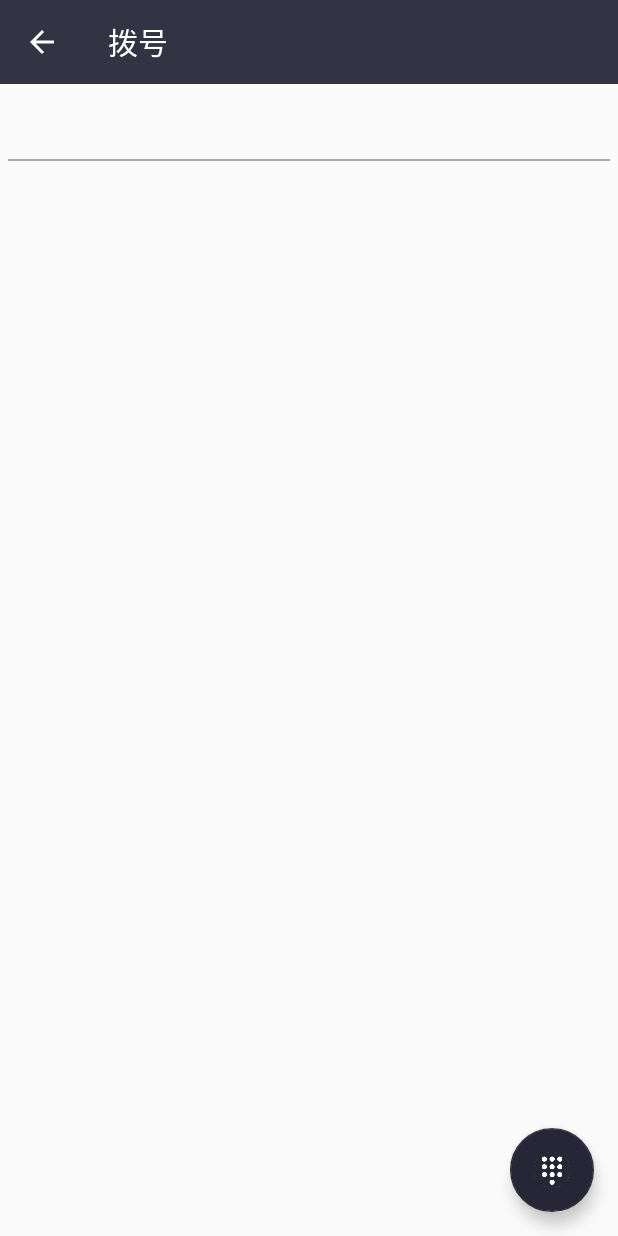
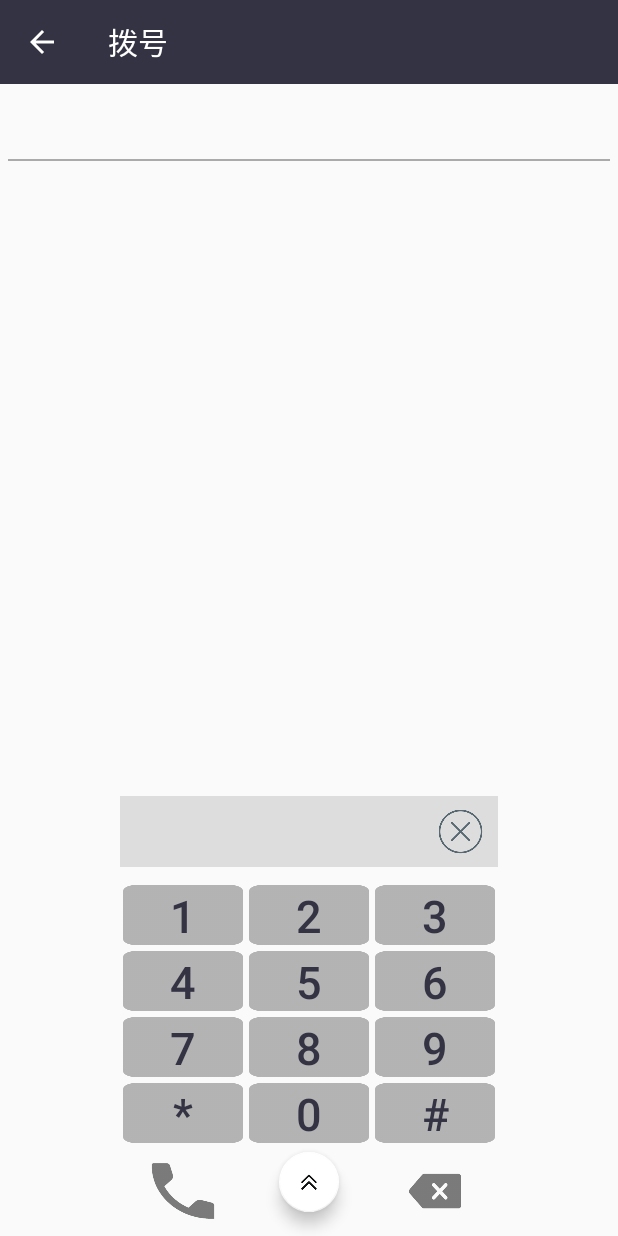
Before and after one commit to LinesAlex/Address-Book, an Android app: the DialPage screen opened directly, with no data from a screen before it, after a tap on an icon or button, on a phone screen of 412 x 824 dp. Run offline under Robolectric (Android 15) with nearby library versions, the phone set to English and light mode, and no system bars; libraries missing offline, so code that uses them is left out: org.litepal.crud; 5 statements that could not run were skipped.

Commit message:
添加控件切换动画。

```diff
--- a/app/src/main/java/com/wentao/messagemanagement/Activity/DialPage.java
+++ b/app/src/main/java/com/wentao/messagemanagement/Activity/DialPage.java
@@ -21,12 +21,14 @@ import android.text.Spannable;
 import android.util.Log;
 import android.view.MenuItem;
 import android.view.View;
+import android.view.animation.AnimationUtils;
 import android.view.inputmethod.InputMethodManager;
 import android.widget.Button;
 import android.widget.EditText;
 import android.widget.LinearLayout;
 
 import com.wentao.messagemanagement.Adapter.DialContactsAdapter;
+import com.wentao.messagemanagement.Animation.AnimationUtil;
 import com.wentao.messagemanagement.R;
 import com.wentao.messagemanagement.db.output.CallInfo;
 import com.wentao.messagemanagement.db.output.DialInfo;
@@ -35,6 +37,8 @@ import com.wentao.messagemanagement.tool.DataHandler;
 import java.util.ArrayList;
 import java.util.LinkedList;
 import java.util.List;
+import java.util.Timer;
+import java.util.TimerTask;
 
 /**
  * Created by Administrator on 2017/11/27.
@@ -165,10 +169,14 @@ public class DialPage extends AppCompatActivity {
                 case R.id.pack_up:{
                     dial_page.setVisibility(View.GONE);
                     btn_show.setVisibility(View.VISIBLE);
+                    dial_page.setAnimation(AnimationUtil.moveToViewBottom());
+                    btn_show.setAnimation(AnimationUtil.moveToViewLocation());
                 } break;
                 case R.id.fbtn_show_dial:{
                     btn_show.setVisibility(View.GONE);
                     dial_page.setVisibility(View.VISIBLE);
+                    btn_show.setAnimation(AnimationUtil.moveToViewBottom());
+                    dial_page.setAnimation(AnimationUtil.moveToViewLocation());
                 }break;
                 case R.id.delete:{
                     if (phone.getText().length() > 0 && index > 0){
--- a/app/src/main/java/com/wentao/messagemanagement/Activity/MessagePage.java
+++ b/app/src/main/java/com/wentao/messagemanagement/Activity/MessagePage.java
@@ -20,6 +20,8 @@ import com.wentao.messagemanagement.tool.DataHandler;
 import com.wentao.messagemanagement.tool.ContactsHandler;
 import com.wentao.messagemanagement.tool.TimeTool;
 
+import java.util.Objects;
+
 /**
  * Created by Administrator on 2017/11/10.
  */
@@ -40,7 +42,7 @@ public class MessagePage extends AppCompatActivity{
         final String phone;
         final String name;
         final String id = intent.getStringExtra("id");
-        if (id == "" || id == null){
+        if (Objects.equals(id, "") || id == null){
             phone = intent.getStringExtra("phone");
             name = phone;
         } else {
@@ -49,6 +51,7 @@ public class MessagePage extends AppCompatActivity{
         }
 
         ListView lv_message_page = (ListView) findViewById(R.id.lv_message_page);
+        lv_message_page.setDivider(null);
         lv_message_page.setTranscriptMode(ListView.TRANSCRIPT_MODE_ALWAYS_SCROLL);
         et_enter_message = (EditText) findViewById(R.id.et_enter_message);
         Toolbar toolbar = (Toolbar) findViewById(R.id.tb_title_message);
--- a/app/src/main/java/com/wentao/messagemanagement/Adapter/AllMessageInfoAdapter.java
+++ b/app/src/main/java/com/wentao/messagemanagement/Adapter/AllMessageInfoAdapter.java
@@ -24,7 +24,7 @@ import java.util.List;
 public class AllMessageInfoAdapter extends RecyclerView.Adapter<AllMessageInfoAdapter.ViewHolder>{
     private List<MessageInfo> mMessageInfos = new LinkedList<>();
     private List<Integer> gonePositions = new ArrayList<>();
-    View view;
+    private View view;
 
     public AllMessageInfoAdapter(List<MessageInfo> infos) {
         mMessageInfos.addAll(infos);
--- /dev/null
+++ b/app/src/main/java/com/wentao/messagemanagement/Animation/AnimationUtil.java
@@ -0,0 +1,38 @@
+package com.wentao.messagemanagement.Animation;
+
+import android.view.animation.Animation;
+import android.view.animation.TranslateAnimation;
+
+/**
+ * Created by Administrator on 2017/11/30.
+ */
+
+public class AnimationUtil {
+    private static final String TAG = AnimationUtil.class.getSimpleName();
+
+    /**
+     * 从控件所在位置移动到控件的底部
+     *
+     * @return
+     */
+    public static TranslateAnimation moveToViewBottom() {
+        TranslateAnimation mHiddenAction = new TranslateAnimation(Animation.RELATIVE_TO_SELF, 0.0f,
+                Animation.RELATIVE_TO_SELF, 0.0f, Animation.RELATIVE_TO_SELF,
+                0.0f, Animation.RELATIVE_TO_SELF, 1.0f);
+        mHiddenAction.setDuration(500);
+        return mHiddenAction;
+    }
+
+    /**
+     * 从控件的底部移动到控件所在位置
+     *
+     * @return
+     */
+    public static TranslateAnimation moveToViewLocation() {
+        TranslateAnimation mHiddenAction = new TranslateAnimation(Animation.RELATIVE_TO_SELF, 0.0f,
+                Animation.RELATIVE_TO_SELF, 0.0f, Animation.RELATIVE_TO_SELF,
+                1.0f, Animation.RELATIVE_TO_SELF, 0.0f);
+        mHiddenAction.setDuration(500);
+        return mHiddenAction;
+    }
+}
--- a/app/src/main/res/layout/page_dial.xml
+++ b/app/src/main/res/layout/page_dial.xml
@@ -20,9 +20,9 @@
             android:id="@+id/rv_contact"
             android:layout_width="match_parent"
             android:layout_height="match_parent">
-
         </android.support.v7.widget.RecyclerView>
     </LinearLayout>
+
     <LinearLayout
         android:id="@+id/dial_page"
         android:layout_width="wrap_content"
@@ -41,6 +41,7 @@
                 android:layout_width="wrap_content"
                 android:layout_height="wrap_content"
                 android:layout_gravity="center"
+                android:layout_marginLeft="10dp"
                 android:layout_marginRight="30dp"
                 android:background="#ddd"
                 android:textColor="#111"
@@ -70,7 +71,7 @@
                     android:id="@+id/one"
                     android:layout_width="80dp"
                     android:layout_height="40dp"
-                    android:layout_margin="3dp"
+                    android:layout_margin="2dp"
                     android:background="@drawable/button_background"
                     android:text="1"
                     android:textColor="#334"
@@ -80,7 +81,7 @@
                     android:id="@+id/two"
                     android:layout_width="80dp"
                     android:layout_height="40dp"
-                    android:layout_margin="3dp"
+                    android:layout_margin="2dp"
                     android:background="@drawable/button_background"
                     android:text="2"
                     android:textColor="#334"
@@ -90,7 +91,7 @@
                     android:id="@+id/three"
                     android:layout_width="80dp"
                     android:layout_height="40dp"
-                    android:layout_margin="3dp"
+                    android:layout_margin="2dp"
                     android:background="@drawable/button_background"
                     android:text="3"
                     android:textColor="#334"
@@ -105,7 +106,7 @@
                     android:id="@+id/four"
                     android:layout_width="80dp"
                     android:layout_height="40dp"
-                    android:layout_margin="3dp"
+                    android:layout_margin="2dp"
                     android:background="@drawable/button_background"
                     android:text="4"
                     android:textColor="#334"
@@ -115,7 +116,7 @@
                     android:id="@+id/five"
                     android:layout_width="80dp"
                     android:layout_height="40dp"
-                    android:layout_margin="3dp"
+                    android:layout_margin="2dp"
                     android:background="@drawable/button_background"
                     android:text="5"
                     android:textColor="#334"
@@ -125,7 +126,7 @@
                     android:id="@+id/six"
                     android:layout_width="80dp"
                     android:layout_height="40dp"
-                    android:layout_margin="3dp"
+                    android:layout_margin="2dp"
                     android:background="@drawable/button_background"
                     android:text="6"
                     android:textColor="#334"
@@ -140,7 +141,7 @@
                     android:id="@+id/seven"
                     android:layout_width="80dp"
                     android:layout_height="40dp"
-                    android:layout_margin="3dp"
+                    android:layout_margin="2dp"
                     android:background="@drawable/button_background"
                     android:text="7"
                     android:textColor="#334"
@@ -150,7 +151,7 @@
                     android:id="@+id/eight"
                     android:layout_width="80dp"
                     android:layout_height="40dp"
-                    android:layout_margin="3dp"
+                    android:layout_margin="2dp"
                     android:background="@drawable/button_background"
                     android:text="8"
                     android:textColor="#334"
@@ -160,7 +161,7 @@
                     android:id="@+id/nine"
                     android:layout_width="80dp"
                     android:layout_height="40dp"
-                    android:layout_margin="3dp"
+                    android:layout_margin="2dp"
                     android:background="@drawable/button_background"
                     android:text="9"
                     android:textColor="#334"
@@ -175,7 +176,7 @@
                     android:id="@+id/xin"
                     android:layout_width="80dp"
                     android:layout_height="40dp"
-                    android:layout_margin="3dp"
+                    android:layout_margin="2dp"
                     android:background="@drawable/button_background"
                     android:text="*"
                     android:textColor="#334"
@@ -185,7 +186,7 @@
                     android:id="@+id/zero"
                     android:layout_width="80dp"
                     android:layout_height="40dp"
-                    android:layout_margin="3dp"
+                    android:layout_margin="2dp"
                     android:background="@drawable/button_background"
                     android:text="0"
                     android:textColor="#334"
@@ -195,7 +196,7 @@
                     android:id="@+id/jin"
                     android:layout_width="80dp"
                     android:layout_height="40dp"
-                    android:layout_margin="3dp"
+                    android:layout_margin="2dp"
                     android:background="@drawable/button_background"
                     android:text="#"
                     android:textColor="#334"
@@ -240,10 +241,11 @@
         android:id="@+id/fbtn_show_dial"
         android:layout_width="wrap_content"
         android:layout_height="wrap_content"
-        android:layout_gravity="bottom|end"
-        android:src="@drawable/fbutton_dial"
-        app:backgroundTint="#272636"
-        app:rippleColor="#334"
+        android:layout_gravity="bottom|center_horizontal"
+        android:src="@drawable/button_show_dial"
+        app:fabSize="mini"
+        app:backgroundTint="#fff"
+        app:rippleColor="#aaa"
         android:layout_margin="16dp"
         android:visibility="gone"/>
 </FrameLayout>
--- a/app/src/main/res/layout/page_message_info.xml
+++ b/app/src/main/res/layout/page_message_info.xml
@@ -4,7 +4,7 @@
     xmlns:app="http://schemas.android.com/apk/res-auto"
     android:layout_width="match_parent"
     android:layout_height="match_parent"
-    android:background="#eee">
+    android:background="#fff">
 <android.support.design.widget.CoordinatorLayout
     android:layout_width="match_parent"
     android:layout_height="match_parent">
```
Also changed, not shown: app/src/main/java/com/wentao/messagemanagement/Activity/MessageAndCall.java (+22 -13 lines), app/src/main/java/com/wentao/messagemanagement/Adapter/MessageInfoAdapter.java (+22 -2 lines), app/src/main/res/layout/item_message_info.xml (+27 -8 lines), app/src/main/res/layout/page_message_and_call.xml (+20 -7 lines), app/src/main/res/drawable/button_call_push.png, app/src/main/res/drawable/button_show_dial.png (added), app/src/main/res/drawable/button_write_message.png (added), app/src/main/res/drawable/fbutton_contact.png, app/src/main/res/drawable/fbutton_dial.png.
